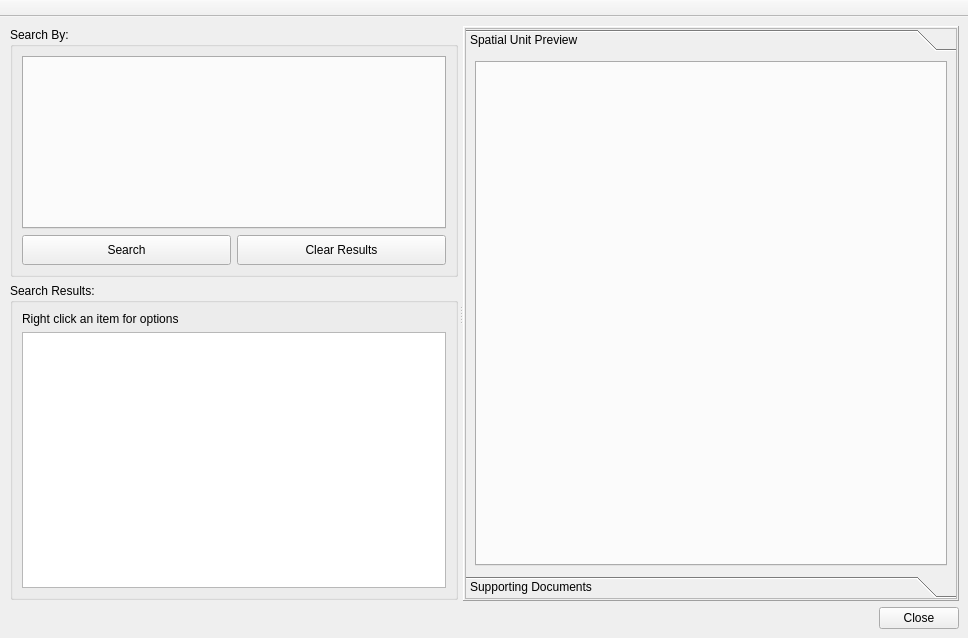
Before: the Qt Designer form ui/ui_view_str.ui in gltn/stdm, drawn with Qt 5.
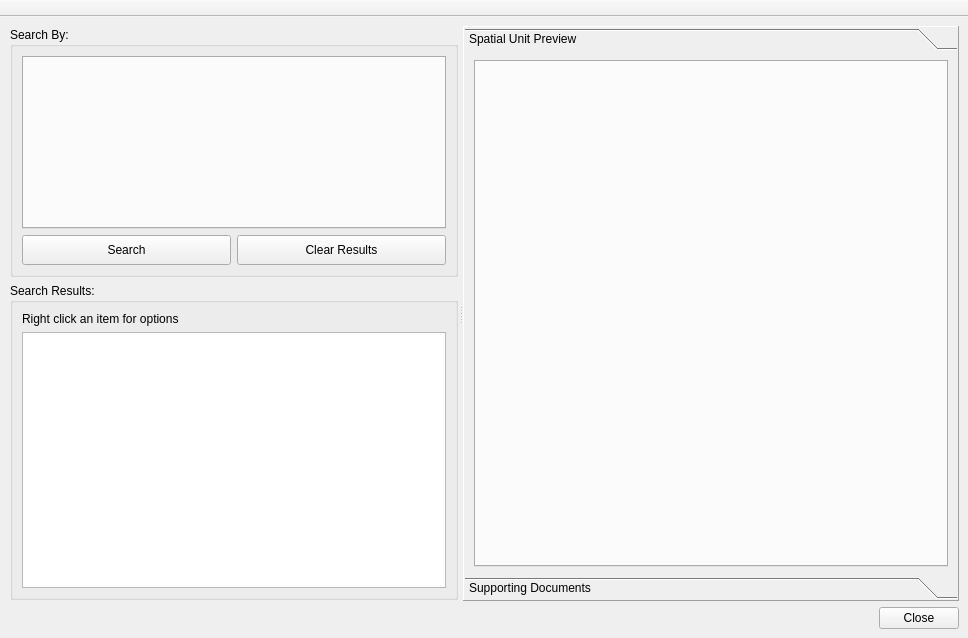
After: the same form once the commit is applied. Icons and pictures are not drawn. Custom widgets are drawn as their Qt base class.

Commit message: Added all modules reloader when changing profile using options and fixes on view str and new str wiz

Diff of the .ui file:
```diff
--- a/ui/ui_view_str.ui
+++ b/ui/ui_view_str.ui
@@ -183,7 +183,7 @@
            <set>Qt::ImhNone</set>
           </property>
           <property name="frameShape">
-           <enum>QFrame::StyledPanel</enum>
+           <enum>QFrame::NoFrame</enum>
           </property>
           <property name="frameShadow">
            <enum>QFrame::Sunken</enum>
@@ -205,8 +205,8 @@
             <rect>
              <x>0</x>
              <y>0</y>
-             <width>484</width>
-             <height>458</height>
+             <width>486</width>
+             <height>460</height>
             </rect>
            </property>
            <attribute name="label">
```
Left out of the diff: 4 changed lines with no effect on the pictures. The commit also changes 13 other files.
